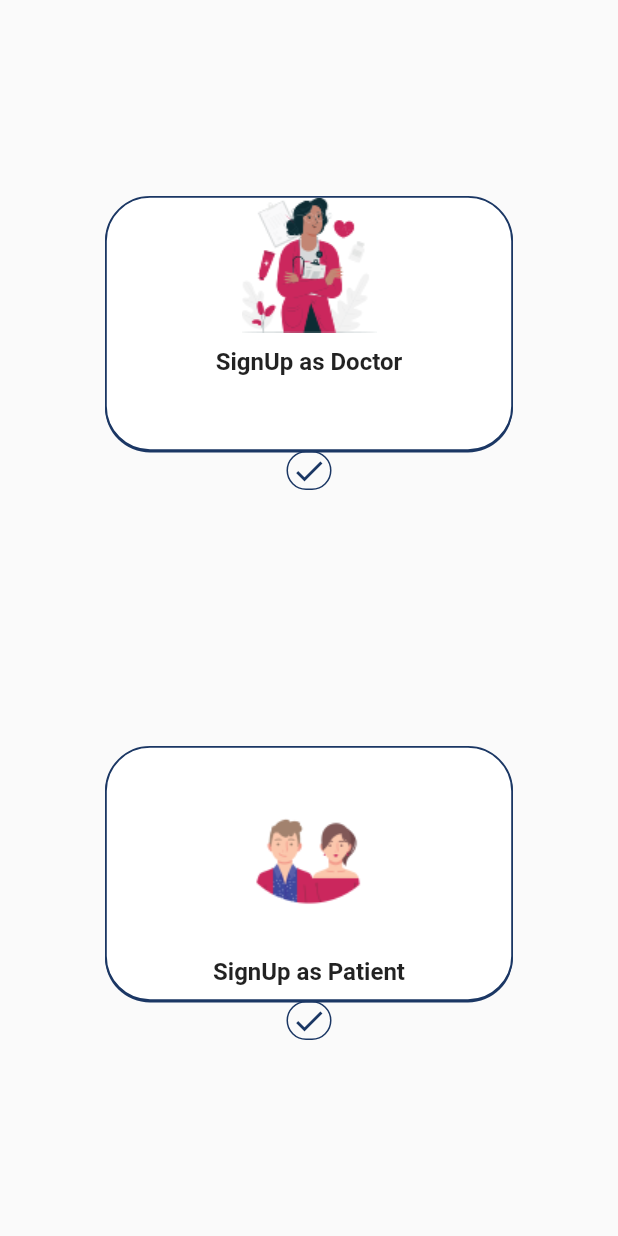
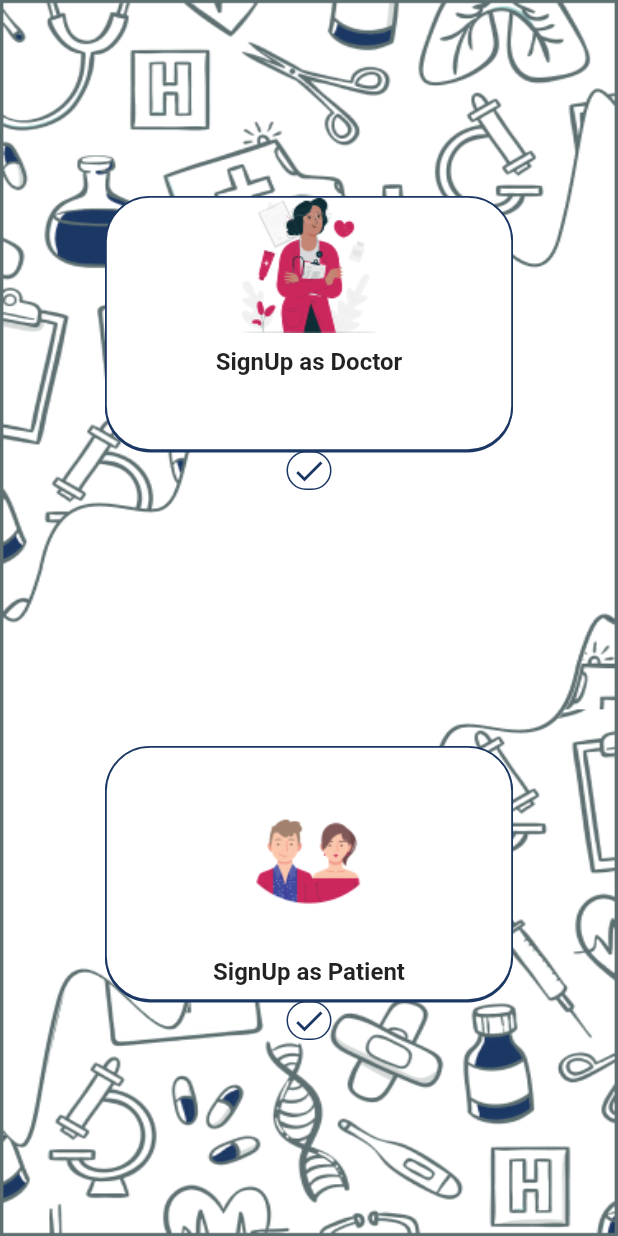
Before and after one commit to Singh-Shivani/Voice_Prescription, a Flutter app: the screen it shows after launch, after a tap on "Sign Up", on a phone screen of 412 x 824 dp. Run offline on Flutter 3.47's test engine with Material 2 defaults, Android fonts, the phone set to English and light mode, and no system bars.

Commit message:
signup page - showing bg in app

```diff
--- a/lib/screens/sign_up.dart
+++ b/lib/screens/sign_up.dart
@@ -10,10 +10,17 @@ class SignUp extends StatelessWidget {
       home: Scaffold(
         body: SafeArea(
           child: Container(
+              width: double.infinity,
+              height: MediaQuery.of(context).size.height,
+              decoration: BoxDecoration(
+                image: DecorationImage(
+                  image: AssetImage('images/Bg_SignUp.png'),
+                  fit: BoxFit.fill,
+                ),
+              ),
               child: Column(
                 mainAxisAlignment: MainAxisAlignment.spaceEvenly,
                 children: <Widget>[
-//              Image.asset('images/X - SignUp.png'),
                   SignupCards(
                     image: Image.asset('images/Doctor_DP.png'),
                     text: 'SignUp as Doctor',
```
Also changed, not shown: images/Bg_SignUp.png (renamed from images/X - SignUp.png). Lines whose indentation alone changed are shown as unchanged.
